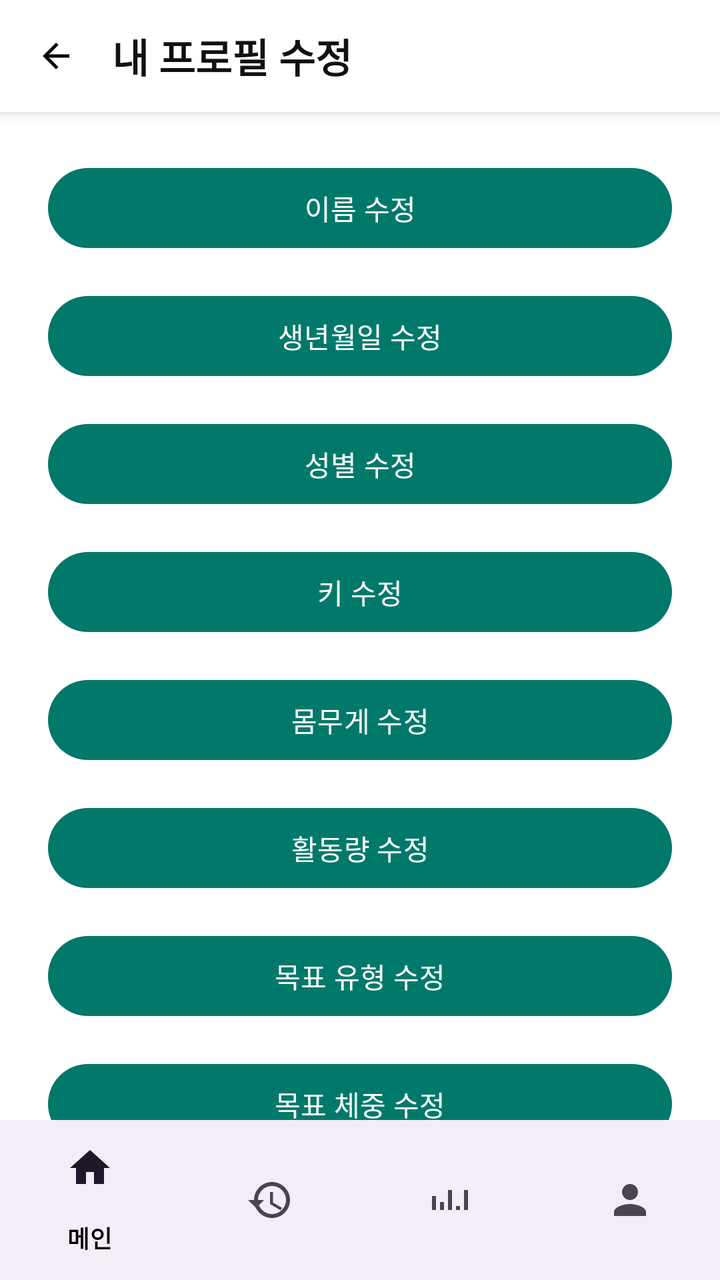
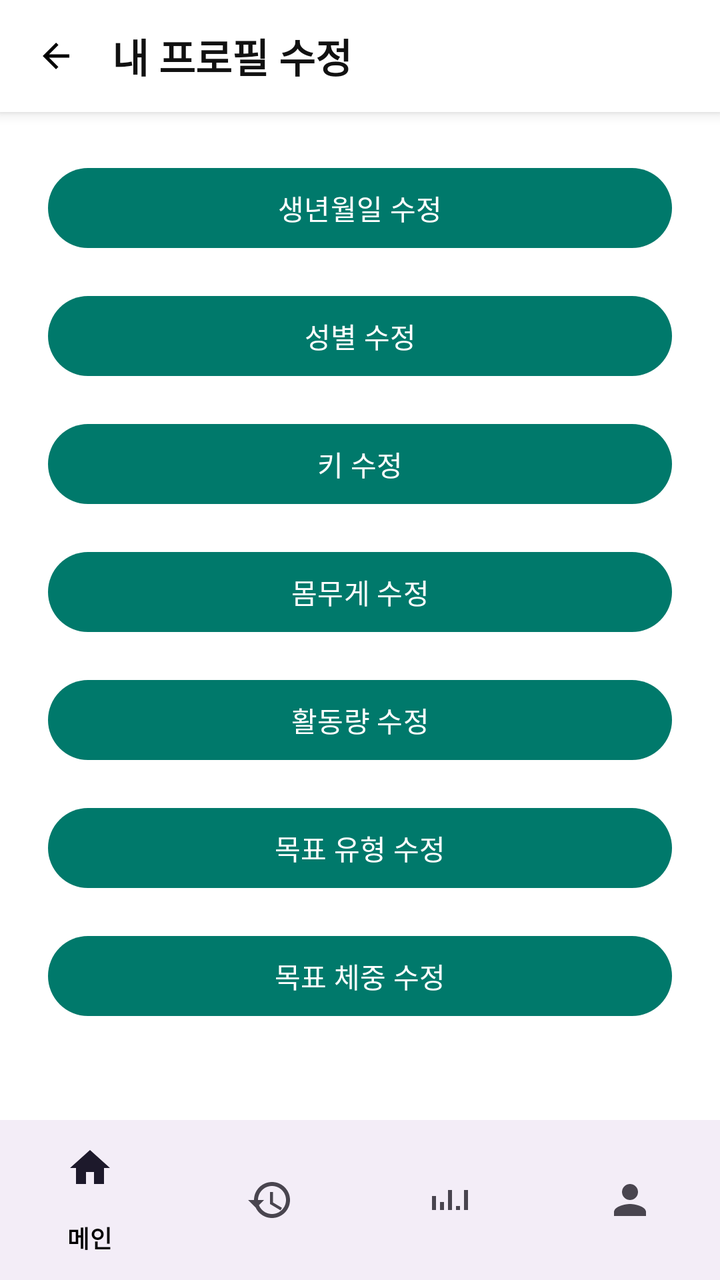

Before-and-after screenshots of an Android layout around one commit, followed by the original layout XML and the change that was made.
<!-- AndroidManifest.xml: application theme Theme.GJGN -->
<!-- res/layout/activity_profile_edit.xml -->
<?xml version="1.0" encoding="utf-8"?>
<androidx.coordinatorlayout.widget.CoordinatorLayout
    xmlns:android="http://schemas.android.com/apk/res/android"
    xmlns:app="http://schemas.android.com/apk/res-auto"
    android:layout_width="match_parent"
    android:layout_height="match_parent">

    
    <LinearLayout
        android:layout_width="match_parent"
        android:layout_height="56dp"
        android:orientation="horizontal"
        android:gravity="center_vertical"
        android:paddingStart="12dp"
        android:paddingEnd="12dp"
        android:background="@android:color/white"
        android:elevation="4dp">

        <ImageView
            android:id="@+id/btnBack"
            android:layout_width="32dp"
            android:layout_height="32dp"
            android:src="@drawable/ic_arrow_back"
            android:padding="6dp"
            android:background="?attr/selectableItemBackgroundBorderless" />

        <TextView
            android:text="내 프로필 수정"
            android:textSize="20sp"
            android:textStyle="bold"
            android:textColor="#111111"
            android:layout_marginStart="12dp"
            android:layout_width="wrap_content"
            android:layout_height="wrap_content" />
    </LinearLayout>


    <ScrollView
        android:layout_width="match_parent"
        android:layout_height="match_parent"
        android:padding="24dp"
        android:paddingBottom="120dp"
        android:layout_marginTop="56dp"
        android:fillViewport="true">

        <LinearLayout
            android:layout_width="match_parent"
            android:layout_height="wrap_content"
            android:orientation="vertical">

            
            <com.google.android.material.button.MaterialButton
                android:id="@+id/btnEditName"
                android:text="이름 수정"
                android:layout_width="match_parent"
                android:layout_height="48dp"
                android:layout_marginBottom="16dp"/>

            <com.google.android.material.button.MaterialButton
                android:id="@+id/btnEditBirth"
                android:text="생년월일 수정"
                android:layout_width="match_parent"
                android:layout_height="48dp"
                android:layout_marginBottom="16dp"/>

            <com.google.android.material.button.MaterialButton
                android:id="@+id/btnEditGender"
                android:text="성별 수정"
                android:layout_width="match_parent"
                android:layout_height="48dp"
                android:layout_marginBottom="16dp"/>

            <com.google.android.material.button.MaterialButton
                android:id="@+id/btnEditHeight"
                android:text="키 수정"
                android:layout_width="match_parent"
                android:layout_height="48dp"
                android:layout_marginBottom="16dp"/>

            <com.google.android.material.button.MaterialButton
                android:id="@+id/btnEditWeight"
                android:text="몸무게 수정"
                android:layout_width="match_parent"
                android:layout_height="48dp"
                android:layout_marginBottom="16dp"/>

            <com.google.android.material.button.MaterialButton
                android:id="@+id/btnEditActivity"
                android:text="활동량 수정"
                android:layout_width="match_parent"
                android:layout_height="48dp"
                android:layout_marginBottom="16dp"/>

            <com.google.android.material.button.MaterialButton
                android:id="@+id/btnEditGoalType"
                android:text="목표 유형 수정"
                android:layout_width="match_parent"
                android:layout_height="48dp"
                android:layout_marginBottom="16dp"/>

            <com.google.android.material.button.MaterialButton
                android:id="@+id/btnEditGoalWeight"
                android:text="목표 체중 수정"
                android:layout_width="match_parent"
                android:layout_height="48dp"
                android:layout_marginBottom="32dp"/>
        </LinearLayout>
    </ScrollView>

    
    <com.google.android.material.bottomnavigation.BottomNavigationView
        android:id="@+id/bottomNavigationView"
        android:layout_width="match_parent"
        android:layout_height="wrap_content"
        android:layout_gravity="bottom"
        app:menu="@menu/bottom_nav_menu"/>
</androidx.coordinatorlayout.widget.CoordinatorLayout>
<!-- resources referenced by this layout -->
<resources>
  <!-- drawable ic_arrow_back (drawable) -->
  <vector xmlns:android="http://schemas.android.com/apk/res/android"
      android:width="24dp"
      android:height="24dp"
      android:viewportWidth="24"
      android:viewportHeight="24">
  
      <path
          android:fillColor="#000000"
          android:pathData="M20,11H7.83l5.59,-5.59L12,4l-8,8 8,8 1.41,-1.41L7.83,13H20v-2z"/>
  </vector>
  <style name="Theme.GJGN" parent="Theme.Material3.Light.NoActionBar">
  
          
          <item name="android:windowBackground">@color/white</item>
          <item name="android:statusBarColor">@color/white</item>
          <item name="android:navigationBarColor">@color/white</item>
  
          
          <item name="colorOnSurface">@color/black</item>
          <item name="colorOnBackground">@color/black</item>
  
          
          <item name="colorPrimary">@color/teal_700</item>
          <item name="colorPrimaryContainer">@color/teal_700</item>
          <item name="colorSecondary">@color/teal_700</item>
  
      </style>
  <color name="white">#FFFFFF</color>
  <color name="black">#000000</color>
  <color name="teal_700">#00796B</color>
</resources>

<!-- the commit's change to res/layout/activity_profile_edit.xml (unified diff, before → after) -->
@@ -49,12 +49,6 @@
             android:orientation="vertical">
 
             
-            <com.google.android.material.button.MaterialButton
-                android:id="@+id/btnEditName"
-                android:text="이름 수정"
-                android:layout_width="match_parent"
-                android:layout_height="48dp"
-                android:layout_marginBottom="16dp"/>
 
             <com.google.android.material.button.MaterialButton
                 android:id="@+id/btnEditBirth"
